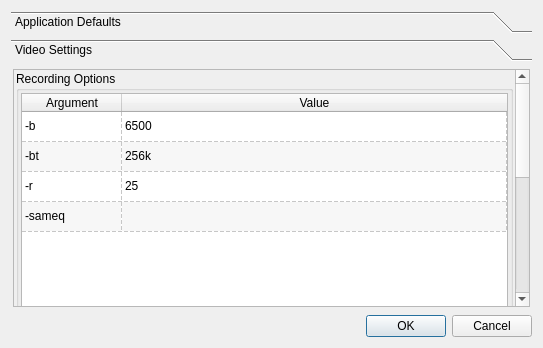
Qt form src/settingsdialogmain.ui (HJCMS/qx11grab) before a commit.
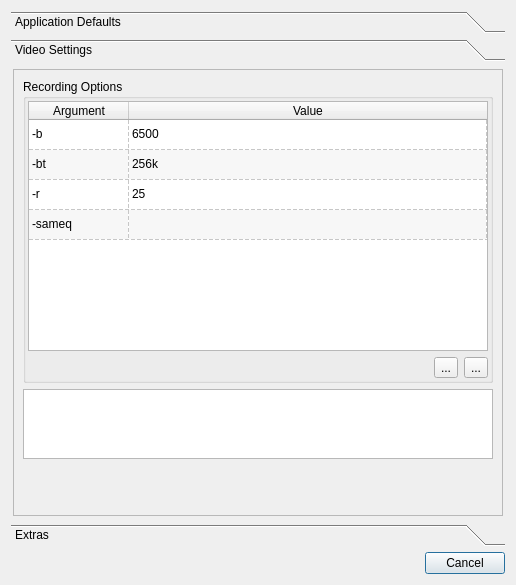
The same form after that commit. The open tabs and pages were chosen to show the change. Icons and pictures are not drawn.

Patch:
```diff
--- a/src/settingsdialogmain.ui
+++ b/src/settingsdialogmain.ui
@@ -6,8 +6,8 @@
    <rect>
     <x>0</x>
     <y>0</y>
-    <width>543</width>
-    <height>348</height>
+    <width>516</width>
+    <height>585</height>
    </rect>
   </property>
   <property name="windowTitle">
@@ -20,6 +20,9 @@
   <layout class="QVBoxLayout" name="verticalLayout">
    <item>
     <widget class="QToolBox" name="toolBox">
+     <property name="autoFillBackground">
+      <bool>false</bool>
+     </property>
      <property name="currentIndex">
       <number>0</number>
      </property>
@@ -168,10 +171,13 @@
        <rect>
         <x>0</x>
         <y>0</y>
-        <width>525</width>
-        <height>227</height>
+        <width>498</width>
+        <height>432</height>
        </rect>
       </property>
+      <property name="autoFillBackground">
+       <bool>false</bool>
+      </property>
       <attribute name="label">
        <string>Video Settings</string>
       </attribute>
@@ -188,27 +194,12 @@
           <property name="geometry">
            <rect>
             <x>0</x>
-            <y>-323</y>
-            <width>501</width>
-            <height>542</height>
+            <y>0</y>
+            <width>474</width>
+            <height>436</height>
            </rect>
           </property>
-          <layout class="QVBoxLayout" name="verticalLayout_4">
-           <property name="spacing">
-            <number>2</number>
-           </property>
-           <property name="leftMargin">
-            <number>2</number>
-           </property>
-           <property name="topMargin">
-            <number>1</number>
-           </property>
-           <property name="rightMargin">
-            <number>2</number>
-           </property>
-           <property name="bottomMargin">
-            <number>1</number>
-           </property>
+          <layout class="QVBoxLayout" name="verticalLayout_5">
            <item>
             <widget class="QGroupBox" name="groupBox">
              <property name="title">
@@ -382,6 +373,33 @@
             </widget>
            </item>
            <item>
+            <widget class="QTextEdit" name="commandPreview"/>
+           </item>
+           <item>
+            <spacer name="verticalSpacer_3">
+             <property name="orientation">
+              <enum>Qt::Vertical</enum>
+             </property>
+             <property name="sizeHint" stdset="0">
+              <size>
+               <width>20</width>
+               <height>184</height>
+              </size>
+             </property>
+            </spacer>
+           </item>
+          </layout>
+         </widget>
+        </widget>
+       </item>
+      </layout>
+     </widget>
+     <widget class="QWidget" name="page3">
+      <attribute name="label">
+       <string>Extras</string>
+      </attribute>
+      <layout class="QVBoxLayout" name="verticalLayout_4">
+       <item>
             <widget class="QGroupBox" name="addMetadata">
              <property name="title">
               <string>Metadata</string>
@@ -516,9 +534,18 @@
              </layout>
             </widget>
            </item>
-          </layout>
-         </widget>
-        </widget>
+       <item>
+        <spacer name="verticalSpacer_2">
+         <property name="orientation">
+          <enum>Qt::Vertical</enum>
+         </property>
+         <property name="sizeHint" stdset="0">
+          <size>
+           <width>20</width>
+           <height>169</height>
+          </size>
+         </property>
+        </spacer>
        </item>
       </layout>
      </widget>
@@ -530,7 +557,7 @@
       <enum>Qt::Horizontal</enum>
      </property>
      <property name="standardButtons">
-      <set>QDialogButtonBox::Cancel|QDialogButtonBox::Ok</set>
+      <set>QDialogButtonBox::Cancel</set>
      </property>
     </widget>
    </item>
```
Left out of the diff: 34 changed lines with no effect on the pictures. Lines whose indentation alone changed are shown as unchanged.
